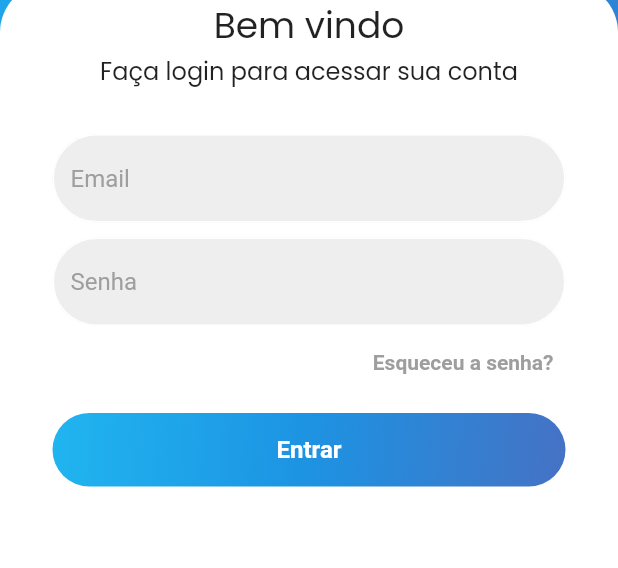
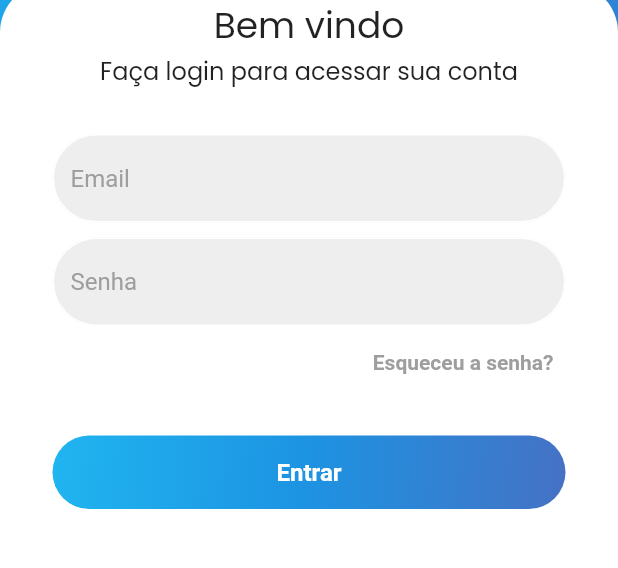
Before and after one commit to GSilva11/Projeto_Facilite, a Flutter app: the screen it shows after launch, on a phone screen of 412 x 824 dp, the part 286-854 px from its top. Run offline on Flutter 3.47's test engine with Material 2 defaults, Android fonts, the phone set to English and light mode, and no system bars.

Commit message:
sexto commit

```diff
--- a/lib/pages/login_page.dart
+++ b/lib/pages/login_page.dart
@@ -6,6 +6,10 @@ class LoginPage extends StatelessWidget {
 
   final usernameController = TextEditingController();
   final passwordController = TextEditingController();
+
+  void signUserIn(){
+
+  }
 
   @override
   Widget build(BuildContext context) {
@@ -74,14 +78,17 @@ class LoginPage extends StatelessWidget {
                         ],
                       ),
                       SizedBox(
-                        height: 10,
+                        height: 25,
                       ),
                       Column(
                         children: [
                           MyButton(
-
+                            onTap: signUserIn,
                           ),
                         ],
+                      ),
+                      SizedBox(
+                        height: 10,
                       ),
                     ],
                   ),
```
